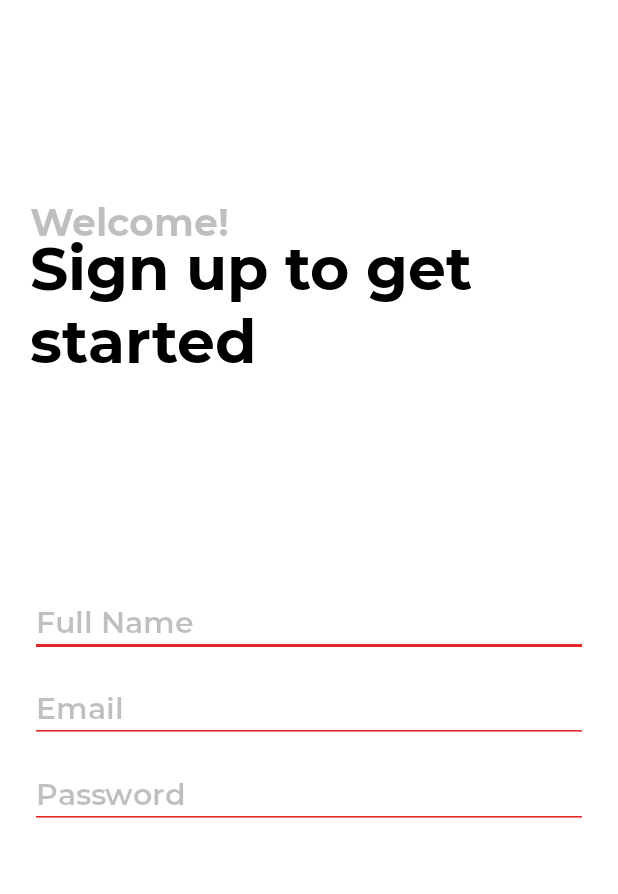
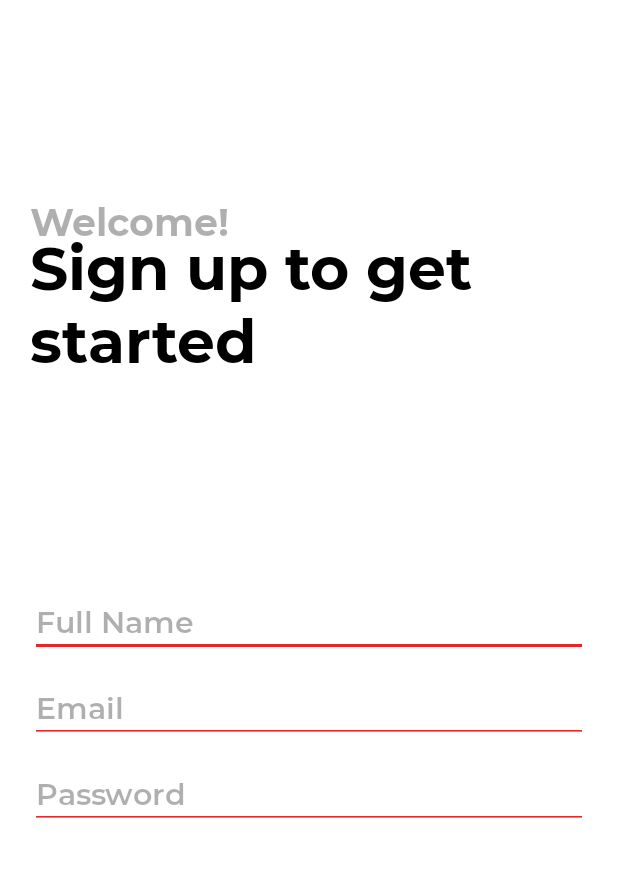
Before and after one commit to sarahmcney/RU2GOOD2GO, an Android app: the SignUp screen opened directly, with no data from a screen before it, on a phone screen of 412 x 824 dp. Shown: the top 894 px of the screen. Run offline under Robolectric (Android 15) with nearby library versions, the phone set to English and light mode, and no system bars.

```diff
--- a/app/src/main/res/values/colors.xml
+++ b/app/src/main/res/values/colors.xml
@@ -5,7 +5,7 @@
     <color name="colorAccent">#03DAC5</color>
 
     <color name="darkGray">#BF000000</color>
-    <color name="lightGray">#40000000</color>
+    <color name="lightGray">#50000000</color>
     <color name="red">#E52727</color>
 
     <color name="background">#FFFFFF</color>
```
